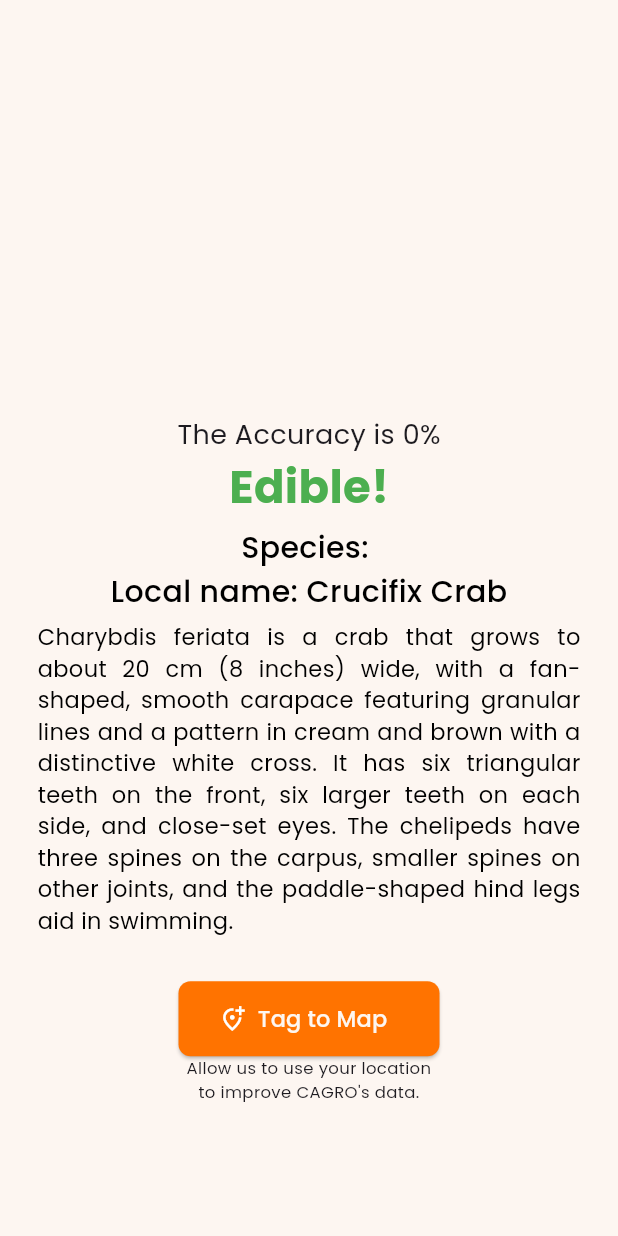
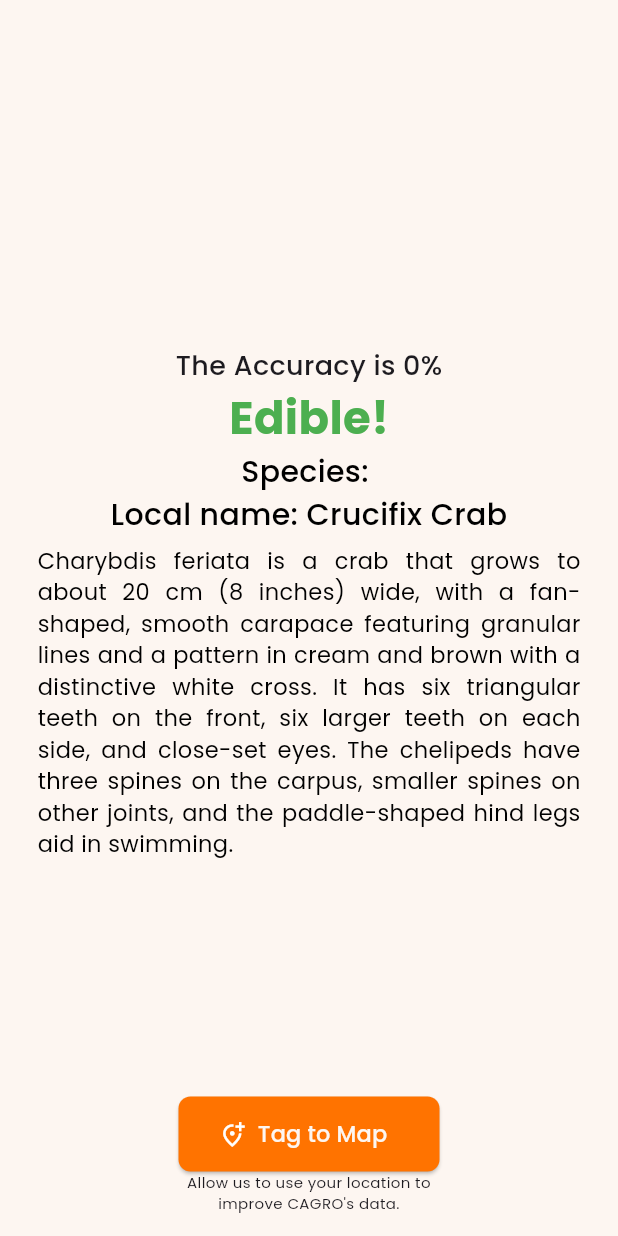
Before and after one commit to keannugran19/crabcheck, a Flutter app: the CharybdisFeriatus widget shown alone on an empty page, opened directly with empty values, after a tap on "Tag to Map", on a phone screen of 412 x 824 dp. Run offline on Flutter 3.47's test engine with Material 3 defaults, Android fonts, the phone set to English and light mode, and no system bars; our stand-ins replace cloud_firestore, firebase_core, geolocator, image_picker; missing offline and left inert: flutter_tflite; accounts and stored records are empty.

```diff
--- a/lib/components/tag_button.dart
+++ b/lib/components/tag_button.dart
@@ -1,5 +1,6 @@
 import 'package:cloud_firestore/cloud_firestore.dart';
 import 'package:crabcheck/components/button.dart';
+import 'package:crabcheck/components/tag_dialog.dart';
 import 'package:crabcheck/constants/colors.dart';
 import 'package:crabcheck/constants/location.dart';
 import 'package:crabcheck/pages/home_page.dart';
@@ -59,11 +60,12 @@ class TagButton extends StatelessWidget {
           // add data to collection
           FirebaseFirestore.instance.collection('crabData').add(crab);
 
-          //back to home
-          // Navigator.push(
-          //   context,
-          //   MaterialPageRoute(builder: (context) => const HomePage()),
-          // );
+          // prompt user after tagging location
+          showDialog(
+            // ignore: use_build_context_synchronously
+            context: context,
+            builder: (BuildContext context) => const TagDialogBox(),
+          );
         });
   }
 }
--- a/lib/constants/location.dart
+++ b/lib/constants/location.dart
@@ -19,6 +19,5 @@ Future<Position> determinePosition() async {
   Position position = await Geolocator.getCurrentPosition(
       desiredAccuracy: LocationAccuracy.high);
 
-  print(position);
   return position;
 }
--- a/lib/data/data_widgets.dart
+++ b/lib/data/data_widgets.dart
@@ -10,106 +10,105 @@ class CharybdisFeriatus extends StatelessWidget {
   final File? filePath;
   final double confidence;
   final String label;
-  const CharybdisFeriatus(
-      {super.key,
+  const CharybdisFeriatus({
+    super.key,
     this.filePath,
     required this.confidence,
-      required this.label});
+    required this.label,
+  });
 
   @override
   Widget build(BuildContext context) {
     Size size = MediaQuery.of(context).size;
     return SafeArea(
-      child: SingleChildScrollView(
       child: Column(
+        mainAxisAlignment: MainAxisAlignment.spaceBetween,
         children: <Widget>[
           // Image Container
-            Center(
-              child: Padding(
+          Padding(
             padding: const EdgeInsets.fromLTRB(0.0, 10, 0.0, 0.0),
             child: Container(
-                  height: size.height * 0.3,
+              height: size.height * 0.25,
               width: size.width * 0.9,
               clipBehavior: Clip.antiAlias,
               decoration: BoxDecoration(
-                      borderRadius: BorderRadius.circular(
-                          15) // Adjust the radius as needed
+                borderRadius: BorderRadius.circular(15),
               ),
               child: filePath == null
-                      ? const Text('')
+                  ? const SizedBox.shrink()
                   : Image.file(
                       filePath!,
-                          fit: BoxFit.fill,
-                        ),
+                      fit: BoxFit.cover,
                     ),
             ),
           ),
 
-            const SizedBox(
-              height: 20,
-            ),
+          const SizedBox(height: 15),
 
+          // Dynamic scaling text
+          Expanded(
+            child: SingleChildScrollView(
+              child: Column(
+                children: [
                   Text(
                     "The Accuracy is ${confidence.toStringAsFixed(0)}%",
                     style: const TextStyle(
-                fontSize: 18,
+                        fontSize: 18, fontWeight: FontWeight.w500),
                   ),
-            ),
-
-            Text(charybdisFeriatus.edibility,
+                  Text(
+                    charybdisFeriatus.edibility,
                     style: const TextStyle(
                       fontWeight: FontWeight.bold,
                       fontSize: 30,
                       color: Colors.green,
-                )),
-
-            const SizedBox(
-              height: 5,
                     ),
-
-            Text("Species: $label",
+                  ),
+                  Text(
+                    "Species: $label",
                     style: const TextStyle(
                       fontWeight: FontWeight.w500,
                       fontSize: 20,
                       color: Colors.black,
-                )),
-
-            Text("Local name: ${charybdisFeriatus.localName}",
+                    ),
+                  ),
+                  Text(
+                    "Local name: ${charybdisFeriatus.localName}",
                     style: const TextStyle(
                       fontWeight: FontWeight.w500,
                       fontSize: 20,
                       color: Colors.black,
-                )),
-
+                    ),
+                  ),
                   Padding(
                     padding: const EdgeInsets.fromLTRB(25, 5, 25, 0.0),
-              child: Text(charybdisFeriatus.description,
+                    child: Text(
+                      charybdisFeriatus.description,
                       textAlign: TextAlign.justify,
                       style: const TextStyle(
                         fontSize: 15,
                         color: Colors.black,
-                  )),
                       ),
-
-            const SizedBox(
-              height: 30,
+                    ),
+                  ),
+                ],
+              ),
+            ),
           ),
 
           // Button Back to Home
           TagButton(label: label),
 
-            // Text permission to use user's location
           const SizedBox(
-              height: 50,
             width: 174,
             child: Text(
               textAlign: TextAlign.center,
               "Allow us to use your location to improve CAGRO's data.",
-                style: TextStyle(fontSize: 11),
+              style: TextStyle(fontSize: 10),
             ),
-            )
+          ),
+
+          const SizedBox(height: 15),
         ],
-        ),
       ),
     );
   }
```
Also changed, not shown: lib/components/tag_dialog.dart (added, +46 -0 lines). Lines whose indentation alone changed are shown as unchanged.
